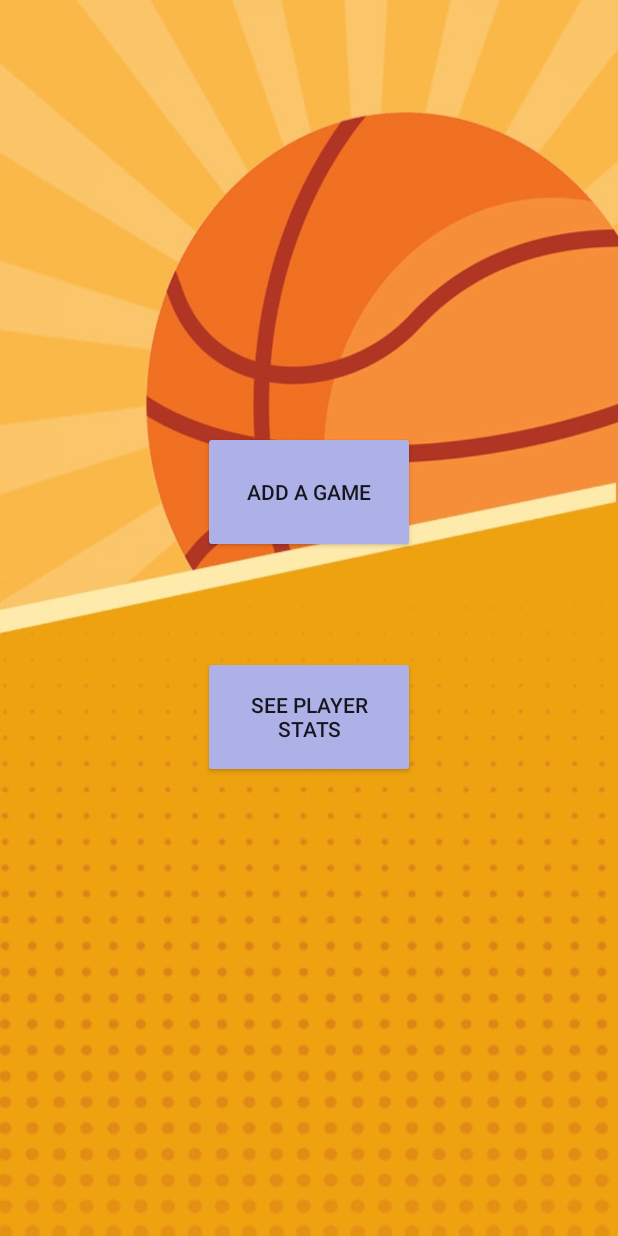
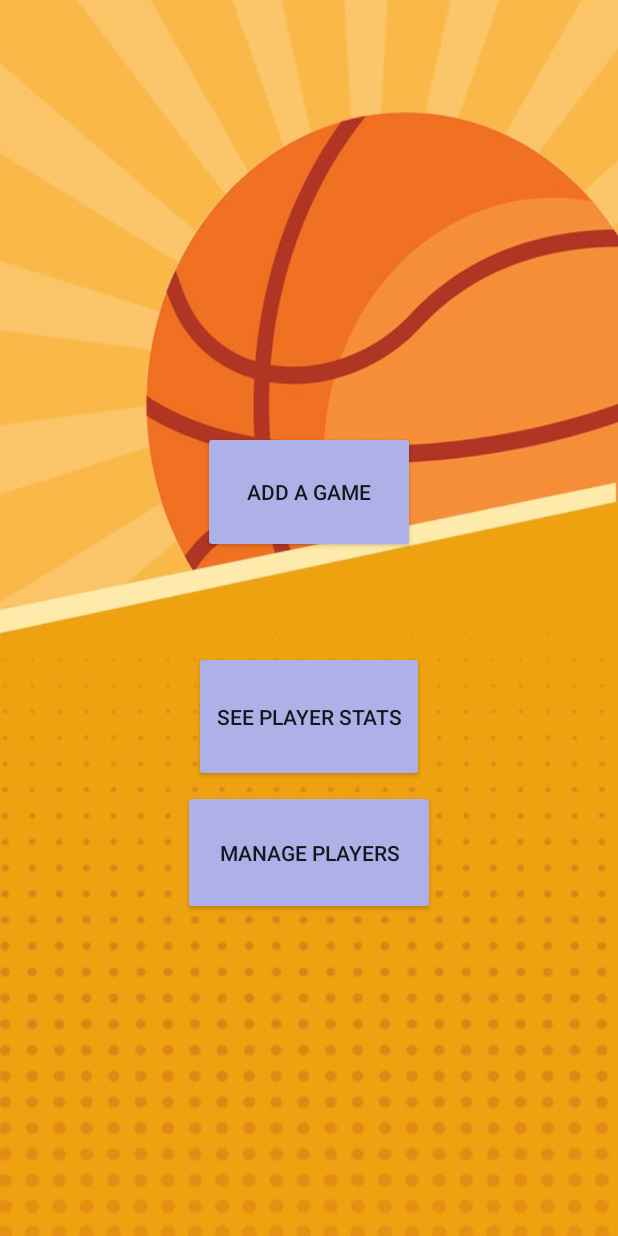
Before and after one commit to ashayp22/bballtrackr, an Android app: the screen it shows after launch (MainActivity), on a phone screen of 412 x 824 dp. Run offline under Robolectric (Android 15) with nearby library versions, the phone set to English and light mode, and no system bars.

Commit message:
all done v2

```diff
--- a/app/src/main/res/layout/activity_main.xml
+++ b/app/src/main/res/layout/activity_main.xml
@@ -22,8 +22,8 @@
 
     <Button
         android:id="@+id/button4"
-        android:layout_width="141dp"
-        android:layout_height="0dp"
+        android:layout_width="168dp"
+        android:layout_height="83dp"
         android:layout_marginBottom="214dp"
         android:backgroundTint="#FFADB1E7"
         android:onClick="ManagePlayers"
@@ -36,8 +36,8 @@
 
     <Button
         android:id="@+id/button"
-        android:layout_width="141dp"
-        android:layout_height="81dp"
+        android:layout_width="153dp"
+        android:layout_height="87dp"
         android:backgroundTint="#ADB1E7"
         android:onClick="ViewStats"
         android:text="SEE PLAYER STATS"
--- a/app/src/main/res/layout/activity_player_stats_edit.xml
+++ b/app/src/main/res/layout/activity_player_stats_edit.xml
@@ -43,6 +43,7 @@
         android:text="REMOVE PLAYER"
         app:layout_constraintBottom_toTopOf="@+id/button3"
         app:layout_constraintEnd_toEndOf="parent"
+        app:layout_constraintHorizontal_bias="0.503"
         app:layout_constraintStart_toStartOf="parent"
         app:layout_constraintTop_toBottomOf="@+id/spinner" />
 
@@ -91,6 +92,7 @@
         android:layout_marginBottom="53dp"
         app:layout_constraintBottom_toTopOf="@+id/removeplayer"
         app:layout_constraintEnd_toEndOf="parent"
+        app:layout_constraintHorizontal_bias="0.498"
         app:layout_constraintStart_toStartOf="parent"
         app:layout_constraintTop_toTopOf="parent" />
 
```
